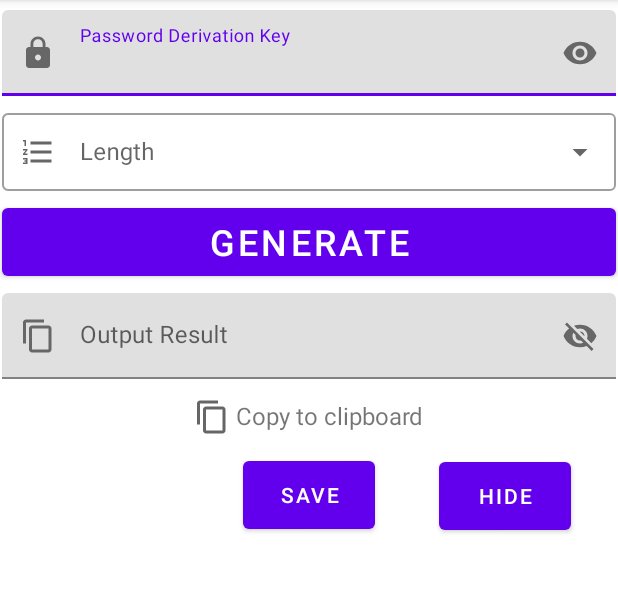
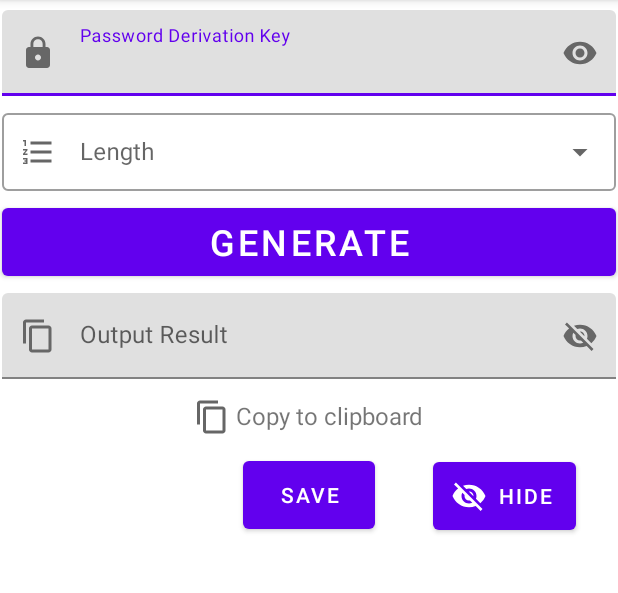
Before and after one commit to Barengific/NobleGenPassword, an Android app: the MainActivity screen opened directly, with no data from a screen before it, on a phone screen of 412 x 824 dp, the part 84-677 px from its top. Run offline under Robolectric (Android 15) with nearby library versions, the phone set to English and light mode, and no system bars; our stand-ins replace Room's generated code, navigation-ui; libraries missing offline, so code that uses them is left out: net.sqlcipher.database; pictures from the network do not load; 15 statements that could not run were skipped.

Commit message:
Update activity_main.xml

```diff
--- a/app/src/main/res/layout/activity_main.xml
+++ b/app/src/main/res/layout/activity_main.xml
@@ -163,12 +163,14 @@
                 app:layout_constraintTop_toBottomOf="@id/btnSave"
                 app:layout_constraintVertical_bias="0.01" />
 
-            <Button
+            <com.google.android.material.button.MaterialButton
                 android:id="@+id/btnHideAll"
+                style="@style/Widget.MaterialComponents.Button.Icon"
                 android:layout_width="wrap_content"
                 android:layout_height="57dp"
                 android:layout_marginTop="12dp"
                 android:text="Hide"
+                app:icon="@drawable/ic_image_visible_pressable"
                 app:layout_constraintEnd_toEndOf="parent"
                 app:layout_constraintHorizontal_bias="0.575"
                 app:layout_constraintStart_toEndOf="@+id/btnSave"
```
